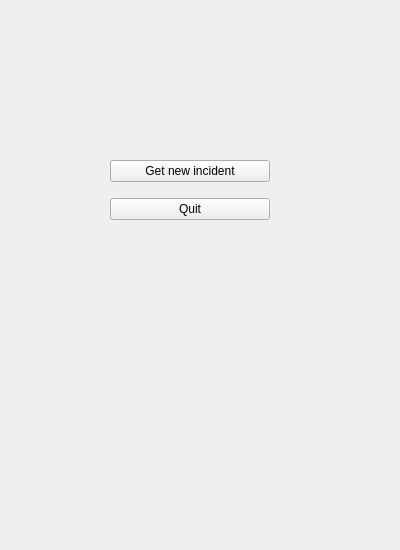
Above: SpatialDecision/spatial_decision_dockwidget_base.ui from LaurensJN/2016_Group09_Beaufort before the change. Below: the same form after it.
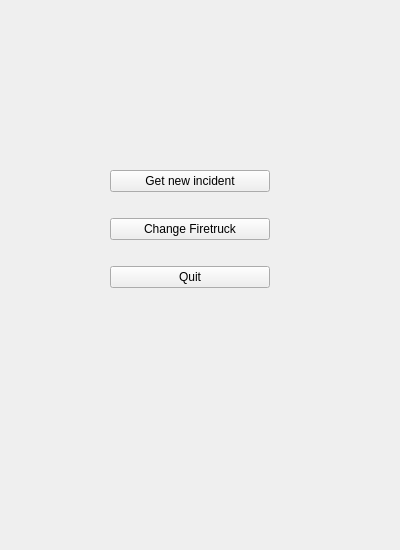
That is the form after the change. The open tabs and pages were chosen to show the change.

Diff of the .ui file:
```diff
--- a/SpatialDecision/spatial_decision_dockwidget_base.ui
+++ b/SpatialDecision/spatial_decision_dockwidget_base.ui
@@ -148,10 +148,24 @@
         <x>110</x>
         <y>150</y>
         <width>160</width>
-        <height>80</height>
+        <height>161</height>
        </rect>
       </property>
       <layout class="QGridLayout" name="gridLayout">
+       <item row="1" column="0">
+        <widget class="QPushButton" name="ChangeTruckButton">
+         <property name="text">
+          <string>Change Firetruck</string>
+         </property>
+        </widget>
+       </item>
+       <item row="2" column="0">
+        <widget class="QPushButton" name="QuitButton">
+         <property name="text">
+          <string>Quit</string>
+         </property>
+        </widget>
+       </item>
        <item row="0" column="0">
         <widget class="QPushButton" name="GetNewIncidentButton">
          <property name="text">
@@ -159,13 +173,6 @@
          </property>
         </widget>
        </item>
-       <item row="1" column="0">
-        <widget class="QPushButton" name="pushButton_2">
-         <property name="text">
-          <string>Quit</string>
-         </property>
-        </widget>
-       </item>
       </layout>
      </widget>
     </widget>
```
Left out of the diff: 19 changed lines with no effect on the pictures.
